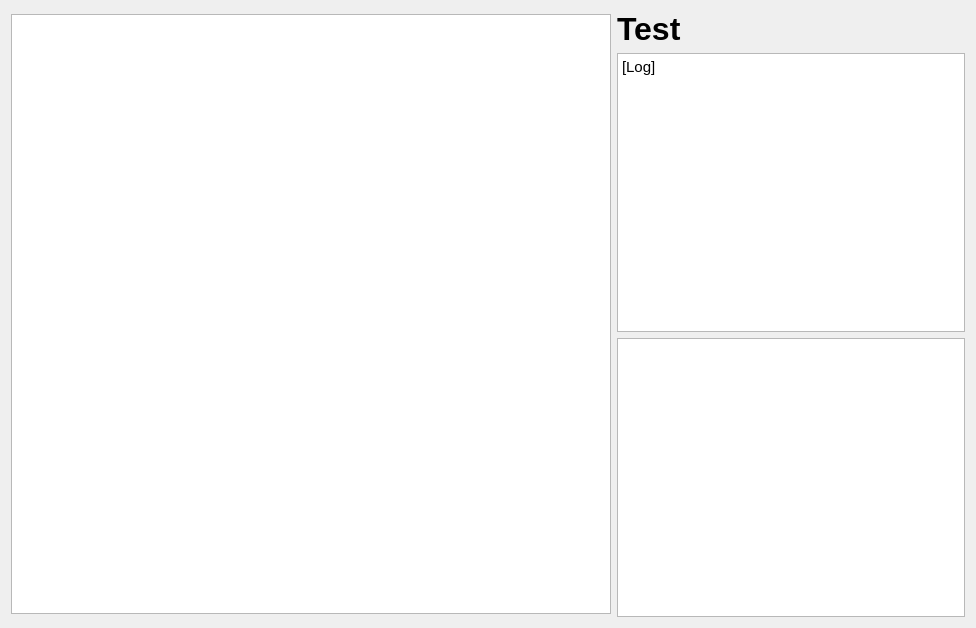
Old version of the form game/tablero.ui in the repository losfroger/ajedrez-juego.
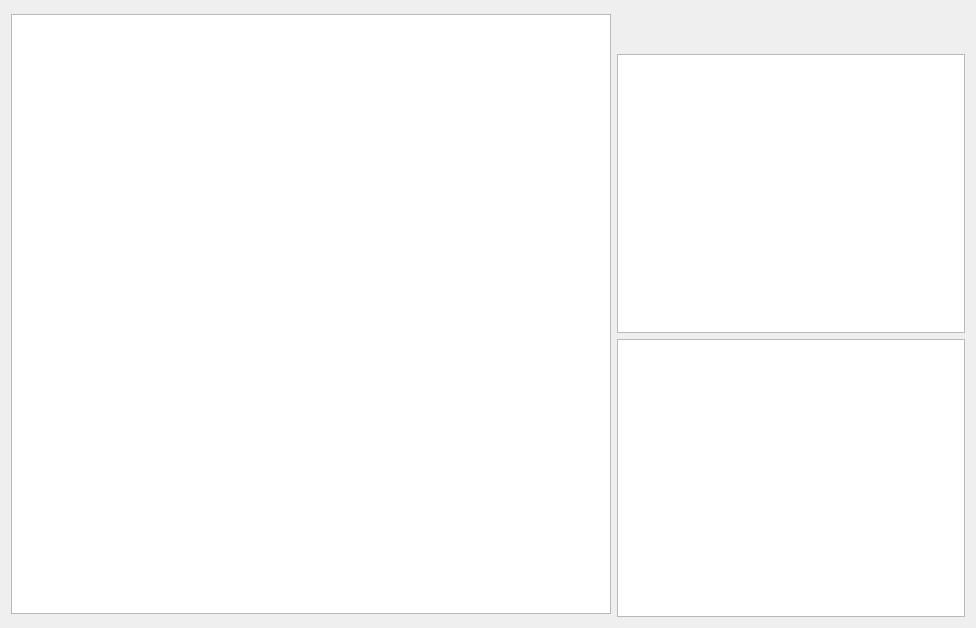
New version of the form.

Commit message: Ya se puede visualizar el turno del jugador, y se registran bien los movimiento (Posibles cambios al mostrar los movimientos, aun no decido)

Patch:
```diff
--- a/game/tablero.ui
+++ b/game/tablero.ui
@@ -53,7 +53,7 @@
           </font>
          </property>
          <property name="text">
-          <string>Test</string>
+          <string></string>
          </property>
         </widget>
        </item>
@@ -64,7 +64,7 @@
 &lt;html&gt;&lt;head&gt;&lt;meta name=&quot;qrichtext&quot; content=&quot;1&quot; /&gt;&lt;style type=&quot;text/css&quot;&gt;
 p, li { white-space: pre-wrap; }
 &lt;/style&gt;&lt;/head&gt;&lt;body style=&quot; font-family:'Ubuntu'; font-size:11pt; font-weight:400; font-style:normal;&quot;&gt;
-&lt;p style=&quot; margin-top:0px; margin-bottom:0px; margin-left:0px; margin-right:0px; -qt-block-indent:0; text-indent:0px;&quot;&gt;[Log]&lt;/p&gt;
+&lt;p style=&quot; margin-top:0px; margin-bottom:0px; margin-left:0px; margin-right:0px; -qt-block-indent:0; text-indent:0px;&quot;
 &lt;p style=&quot;-qt-paragraph-type:empty; margin-top:0px; margin-bottom:0px; margin-left:0px; margin-right:0px; -qt-block-indent:0; text-indent:0px;&quot;&gt;&lt;br /&gt;&lt;/p&gt;&lt;/body&gt;&lt;/html&gt;</string>
          </property>
         </widget>
```
The commit also changes 1 other file.
